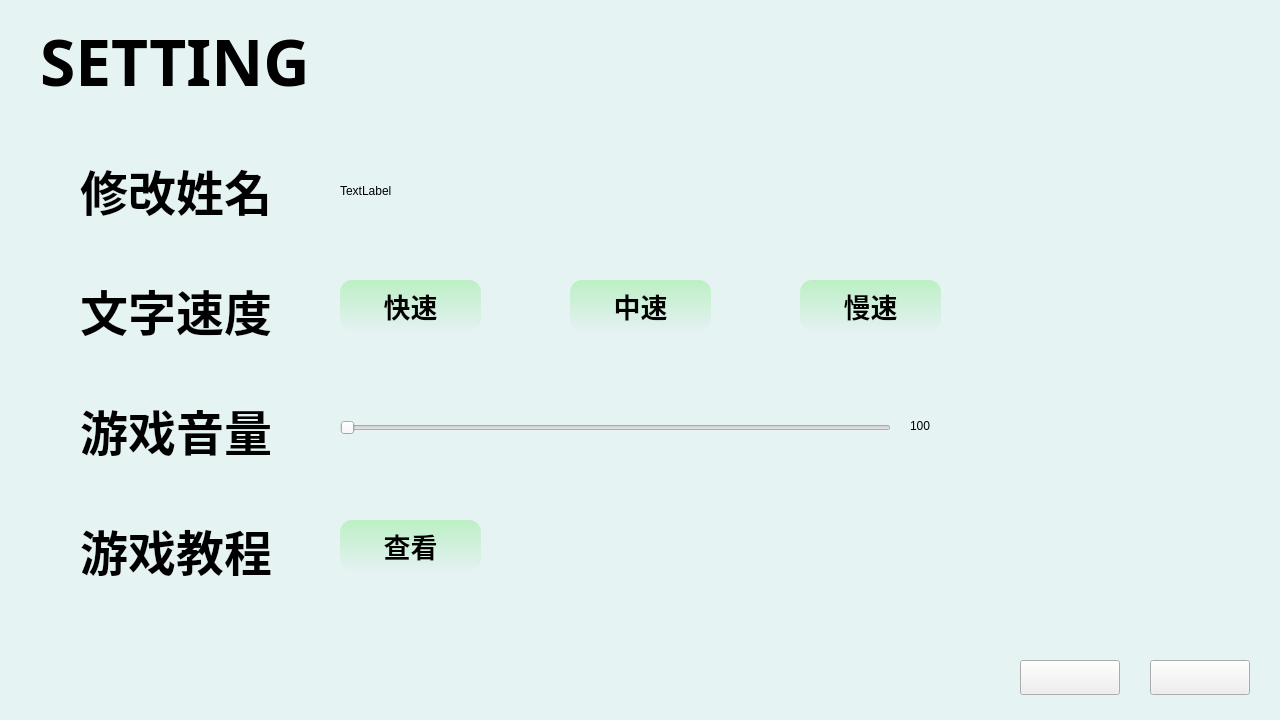
Qt form Game/UI_resource/setting.ui (ElectricMs/CampusTales) before a commit.
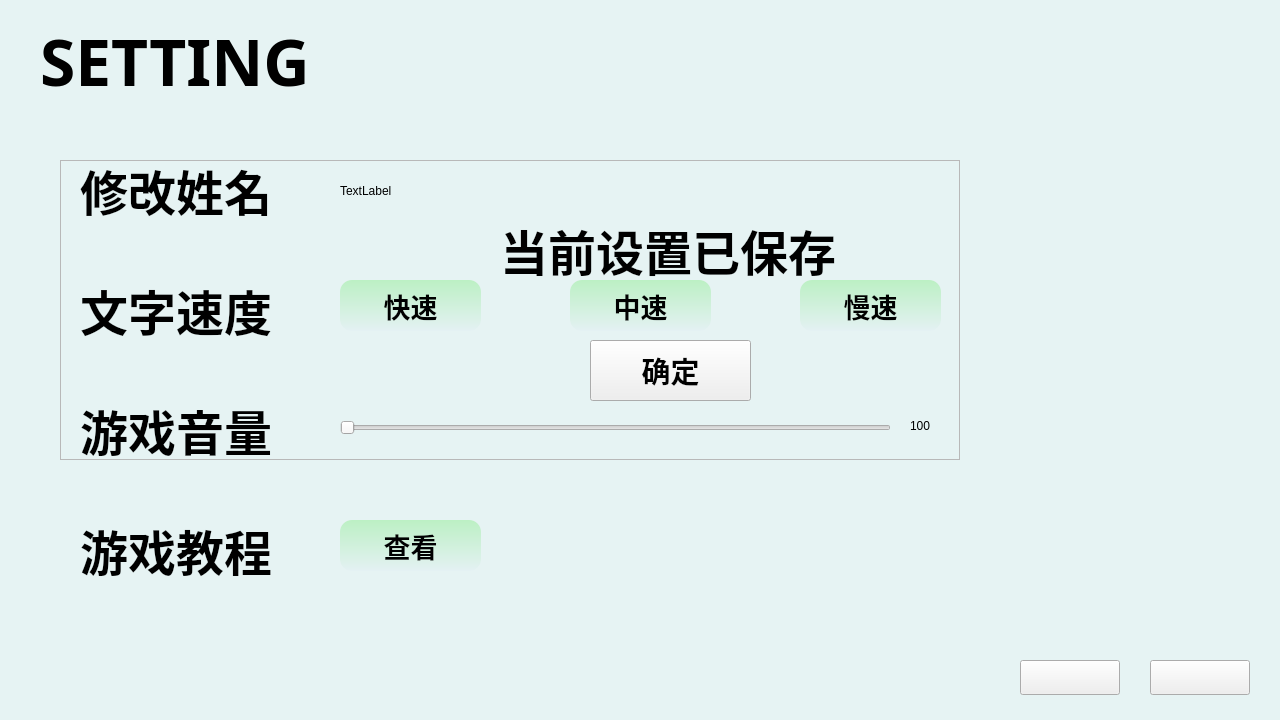
The same form after that commit. Icons and pictures are not drawn.

Commit message: 删除一些不用的文件，update Setting Ui with ZLY's advice

What changed in the file:
```diff
--- a/Game/UI_resource/setting.ui
+++ b/Game/UI_resource/setting.ui
@@ -310,6 +310,83 @@
      <string>100</string>
     </property>
    </widget>
+   <widget class="QFrame" name="frame">
+    <property name="geometry">
+     <rect>
+      <x>60</x>
+      <y>160</y>
+      <width>900</width>
+      <height>300</height>
+     </rect>
+    </property>
+    <property name="font">
+     <font>
+      <family>站酷小薇LOGO体</family>
+      <pointsize>10</pointsize>
+      <bold>true</bold>
+     </font>
+    </property>
+    <property name="styleSheet">
+     <string notr="true">#frame{
+	border-image: url(:/image/resource/弹窗.png);}</string>
+    </property>
+    <property name="frameShape">
+     <enum>QFrame::Shape::StyledPanel</enum>
+    </property>
+    <property name="frameShadow">
+     <enum>QFrame::Shadow::Raised</enum>
+    </property>
+    <widget class="QLabel" name="label_3">
+     <property name="geometry">
+      <rect>
+       <x>440</x>
+       <y>50</y>
+       <width>361</width>
+       <height>81</height>
+      </rect>
+     </property>
+     <property name="font">
+      <font>
+       <family>站酷小薇LOGO体</family>
+       <pointsize>36</pointsize>
+       <bold>true</bold>
+      </font>
+     </property>
+     <property name="styleSheet">
+      <string notr="true"/>
+     </property>
+     <property name="text">
+      <string>当前设置已保存</string>
+     </property>
+    </widget>
+    <widget class="QPushButton" name="pushButton">
+     <property name="geometry">
+      <rect>
+       <x>530</x>
+       <y>180</y>
+       <width>161</width>
+       <height>61</height>
+      </rect>
+     </property>
+     <property name="font">
+      <font>
+       <family>微软雅黑</family>
+       <pointsize>22</pointsize>
+       <bold>true</bold>
+      </font>
+     </property>
+     <property name="styleSheet">
+      <string notr="true">#pushButton{border-image: url(:/image/resource/Strength_assign/002_07.png);}
+#pushButton:hover{border-image: url(:/image/resource/Strength_assign/002_07_hover.png);}
+#pushButton:pressed{border-image: url(:/image/resource/Strength_assign/002_07_click.png);}
+
+</string>
+     </property>
+     <property name="text">
+      <string>确定</string>
+     </property>
+    </widget>
+   </widget>
   </widget>
  </widget>
  <resources>
```
Left out of the diff: 12 changed lines with no effect on the pictures. The commit also changes 14 other files.
